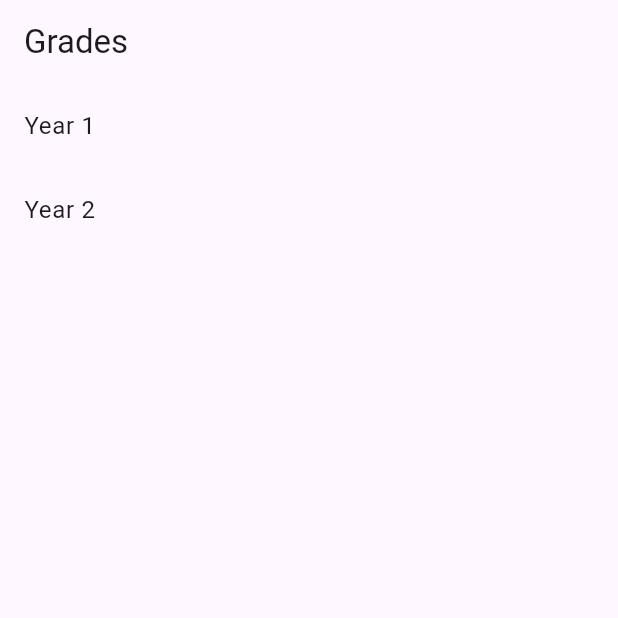
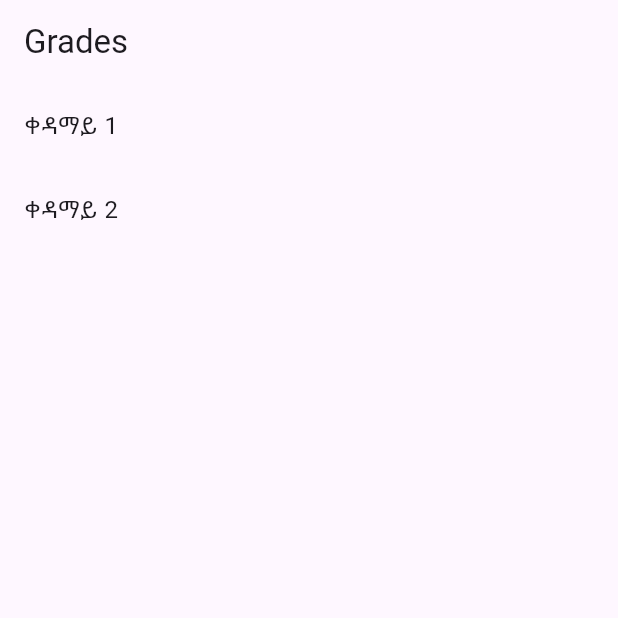
Before and after one commit to anuteshome/MekaneSelamApp, a Flutter app: the screen it shows after launch, on a phone screen of 412 x 824 dp, the top half of it. Run offline on Flutter 3.47's test engine with Material 3 defaults, Android fonts, the phone set to English and light mode, and no system bars; missing offline and left inert: flutter_pdfview.

Commit message:
fix: update document

```diff
--- a/lib/screens/grade_screen.dart
+++ b/lib/screens/grade_screen.dart
@@ -5,8 +5,9 @@ import 'package:mk/screens/course_screen.dart';
 class GradeScreen extends StatelessWidget {
 
   final List years= [
-"Year 1",
-"Year 2",
+"ቀዳማይ 1",
+"ቀዳማይ 2",
+
 
   ];
   // const GradeScreen({super.key});
```
